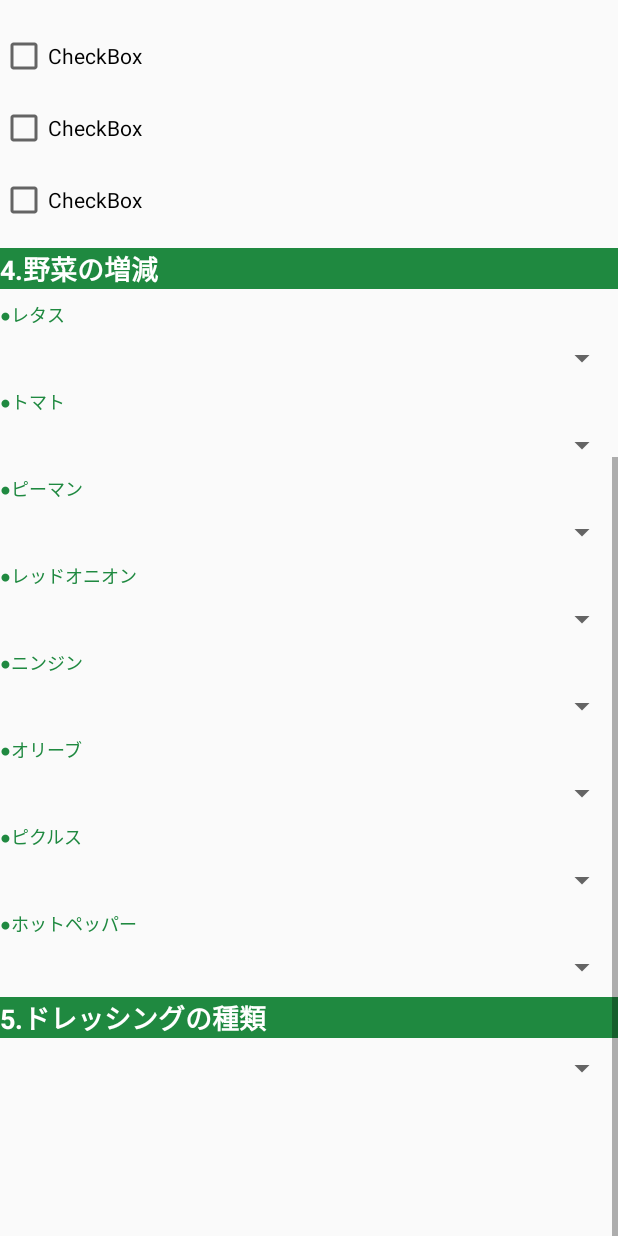
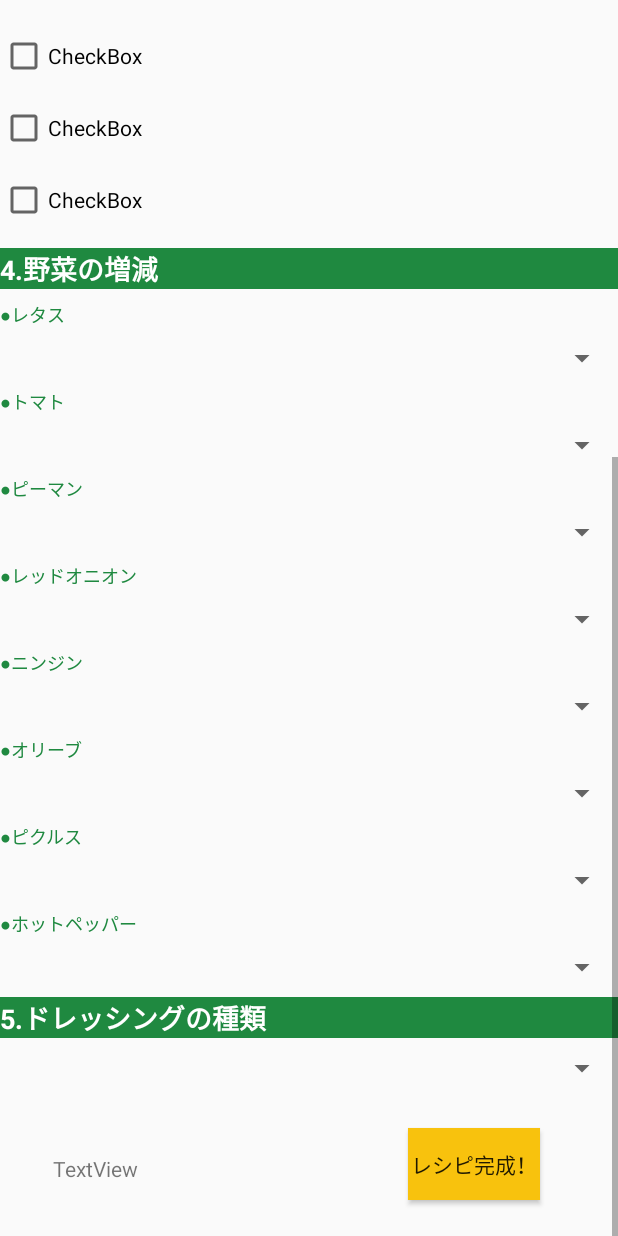
Before and after one commit to hammer0802/SubwaySimulator, an Android app: the layout create_recipe.xml on its own in the app's theme, with its tools: preview values and no code run, scrolled down 483 dp, on a phone screen of 412 x 824 dp. Run offline under Robolectric (Android 15) with nearby library versions, the phone set to English and light mode, and no system bars.

Commit message:
ホゲホゲ

```diff
--- a/app/src/main/AndroidManifest.xml
+++ b/app/src/main/AndroidManifest.xml
@@ -23,11 +23,6 @@
             android:name=".CreateRecipe"
             android:label="レシピ作成"
             android:theme="@style/AppTheme.NoActionBar">
-            <intent-filter>
-                <action android:name="android.intent.action.MAIN" />
-
-                <category android:name="android.intent.category.LAUNCHER" />
-            </intent-filter>
         </activity>
     </application>
 
--- a/app/src/main/java/com/hammer/app/subwaysimulator/MainActivity.kt
+++ b/app/src/main/java/com/hammer/app/subwaysimulator/MainActivity.kt
@@ -31,7 +31,6 @@ class MainActivity : AppCompatActivity() {
             val intent1= Intent(this, CreateRecipe::class.java)
             val l= list?.size ?: 0
             intent1.putExtra("position",l)
-            list += Recipe()
 
             val e = preference!!.edit()
             e.putString("list", gson.toJson(list)) //gson.toJson(list)でlistのデータをjson形式で渡す。listは31行目で要素が追加されているため、新しいlistのデータが入る。
--- a/app/src/main/res/layout/create_recipe.xml
+++ b/app/src/main/res/layout/create_recipe.xml
@@ -5,15 +5,16 @@
     xmlns:app="http://schemas.android.com/apk/res-auto"
     xmlns:tools="http://schemas.android.com/tools"
     android:layout_width="match_parent"
-    android:layout_height="match_parent">
+    android:layout_height="match_parent"
+    >
 
 
     <android.support.constraint.ConstraintLayout
         android:id="@+id/linearLayout"
         android:layout_width="match_parent"
         android:layout_height="match_parent"
-        app:layout_constraintBottom_toBottomOf="@+id/spinnerTomato"
-        app:layout_constraintTop_toBottomOf="@+id/spinnerTomato"
+        app:layout_constraintBottom_toTopOf="@+id/textViewVegetable"
+        app:layout_constraintTop_toTopOf="@+id/textViewVegetable"
         tools:layout_editor_absoluteY="81dp">
 
         <TextView
@@ -22,6 +23,8 @@
             android:layout_height="wrap_content"
             android:layout_marginTop="16dp"
             android:background="@color/colorPrimary"
+            android:focusable="true"
+            android:focusableInTouchMode="true"
             android:text="@string/name_edit"
             android:textColor="#FFFFFF"
             android:textSize="18sp"
@@ -30,7 +33,11 @@
             app:layout_constraintEnd_toEndOf="parent"
             app:layout_constraintHorizontal_bias="0.0"
             app:layout_constraintStart_toStartOf="parent"
-            app:layout_constraintTop_toTopOf="parent" />
+            app:layout_constraintTop_toTopOf="parent">
+
+            <requestFocus />
+        </TextView>
+
 
         <EditText
             android:id="@+id/textViewName"
@@ -52,7 +59,7 @@
             android:text="@string/step1"
             android:textColor="#FFFFFF"
             android:textSize="18sp"
-        android:textStyle="bold"
+            android:textStyle="bold"
             app:layout_constraintBottom_toTopOf="@+id/spinnerSand"
             app:layout_constraintEnd_toEndOf="parent"
             app:layout_constraintStart_toStartOf="parent"
@@ -104,90 +111,90 @@
             android:textColor="#FFFFFF"
             android:textSize="18sp"
             android:textStyle="bold"
-            app:layout_constraintBottom_toTopOf="@+id/checkBoxCheese"
+            app:layout_constraintBottom_toTopOf="@+id/checkBoxcheese"
             app:layout_constraintEnd_toEndOf="parent"
             app:layout_constraintStart_toStartOf="parent"
             app:layout_constraintTop_toBottomOf="@+id/spinnerBread" />
 
         <CheckBox
-            android:id="@+id/checkBoxCheese"
+            android:id="@+id/checkBoxcheese"
             android:layout_width="wrap_content"
             android:layout_height="wrap_content"
             android:layout_marginBottom="8dp"
             android:layout_marginTop="8dp"
             android:text="CheckBox"
-            app:layout_constraintBottom_toTopOf="@+id/checkBoxCream"
+            app:layout_constraintBottom_toTopOf="@+id/checkBoxcream"
             app:layout_constraintStart_toStartOf="parent"
             app:layout_constraintTop_toBottomOf="@+id/textViewTopping" />
 
         <CheckBox
-            android:id="@+id/checkBoxCream"
+            android:id="@+id/checkBoxcream"
             android:layout_width="wrap_content"
             android:layout_height="wrap_content"
             android:layout_marginBottom="8dp"
             android:layout_marginTop="8dp"
             android:text="CheckBox"
-            app:layout_constraintBottom_toTopOf="@+id/checkBoxMascar"
+            app:layout_constraintBottom_toTopOf="@+id/checkBoxmascar"
             app:layout_constraintStart_toStartOf="parent"
-            app:layout_constraintTop_toBottomOf="@+id/checkBoxCheese" />
+            app:layout_constraintTop_toBottomOf="@+id/checkBoxcheese" />
 
         <CheckBox
-            android:id="@+id/checkBoxMascar"
+            android:id="@+id/checkBoxmascar"
             android:layout_width="wrap_content"
             android:layout_height="wrap_content"
             android:layout_marginBottom="8dp"
             android:layout_marginTop="8dp"
             android:text="CheckBox"
-            app:layout_constraintBottom_toTopOf="@+id/checkBoxEgg"
+            app:layout_constraintBottom_toTopOf="@+id/checkBoxegg"
             app:layout_constraintStart_toStartOf="parent"
-            app:layout_constraintTop_toBottomOf="@+id/checkBoxCream" />
+            app:layout_constraintTop_toBottomOf="@+id/checkBoxcream" />
 
         <CheckBox
-            android:id="@+id/checkBoxEgg"
+            android:id="@+id/checkBoxegg"
             android:layout_width="wrap_content"
             android:layout_height="wrap_content"
             android:layout_marginBottom="8dp"
             android:layout_marginTop="8dp"
             android:text="CheckBox"
-            app:layout_constraintBottom_toTopOf="@+id/checkBoxBacon"
+            app:layout_constraintBottom_toTopOf="@+id/checkBoxbacon"
             app:layout_constraintStart_toStartOf="parent"
-            app:layout_constraintTop_toBottomOf="@+id/checkBoxMascar" />
+            app:layout_constraintTop_toBottomOf="@+id/checkBoxmascar" />
 
         <CheckBox
-            android:id="@+id/checkBoxBacon"
+            android:id="@+id/checkBoxbacon"
             android:layout_width="wrap_content"
             android:layout_height="wrap_content"
             android:layout_marginBottom="8dp"
             android:layout_marginTop="8dp"
             android:text="CheckBox"
-            app:layout_constraintBottom_toTopOf="@+id/checkBoxTuna"
+            app:layout_constraintBottom_toTopOf="@+id/checkBoxtuna"
             app:layout_constraintStart_toStartOf="parent"
-            app:layout_constraintTop_toBottomOf="@+id/checkBoxEgg" />
+            app:layout_constraintTop_toBottomOf="@+id/checkBoxegg" />
 
         <CheckBox
-            android:id="@+id/checkBoxTuna"
+            android:id="@+id/checkBoxtuna"
             android:layout_width="wrap_content"
             android:layout_height="wrap_content"
             android:layout_marginBottom="8dp"
             android:layout_marginTop="8dp"
             android:text="CheckBox"
-            app:layout_constraintBottom_toTopOf="@+id/checkBoxShrimp"
+            app:layout_constraintBottom_toTopOf="@+id/checkBoxshrimp"
             app:layout_constraintStart_toStartOf="parent"
-            app:layout_constraintTop_toBottomOf="@+id/checkBoxBacon" />
+            app:layout_constraintTop_toBottomOf="@+id/checkBoxbacon" />
 
         <CheckBox
-            android:id="@+id/checkBoxShrimp"
+            android:id="@+id/checkBoxshrimp"
             android:layout_width="wrap_content"
             android:layout_height="wrap_content"
             android:layout_marginBottom="8dp"
             android:layout_marginTop="8dp"
             android:text="CheckBox"
-            app:layout_constraintBottom_toTopOf="@+id/checkBoxAvocado"
+            app:layout_constraintBottom_toTopOf="@+id/checkBoxavocado"
             app:layout_constraintStart_toStartOf="parent"
-            app:layout_constraintTop_toBottomOf="@+id/checkBoxTuna" />
+            app:layout_constraintTop_toBottomOf="@+id/checkBoxtuna" />
 
         <CheckBox
-            android:id="@+id/checkBoxAvocado"
+            android:id="@+id/checkBoxavocado"
             android:layout_width="wrap_content"
             android:layout_height="wrap_content"
             android:layout_marginBottom="8dp"
@@ -195,7 +202,7 @@
             android:text="CheckBox"
             app:layout_constraintBottom_toTopOf="@+id/textViewVegetable"
             app:layout_constraintStart_toStartOf="parent"
-            app:layout_constraintTop_toBottomOf="@+id/checkBoxShrimp" />
+            app:layout_constraintTop_toBottomOf="@+id/checkBoxshrimp" />
 
 
         <TextView
@@ -211,7 +218,7 @@
             app:layout_constraintBottom_toTopOf="@+id/textViewLettuce"
             app:layout_constraintEnd_toEndOf="parent"
             app:layout_constraintStart_toStartOf="parent"
-            app:layout_constraintTop_toBottomOf="@+id/checkBoxAvocado" />
+            app:layout_constraintTop_toBottomOf="@+id/checkBoxavocado" />
 
         <TextView
             android:id="@+id/textViewLettuce"
@@ -431,6 +438,26 @@
             app:layout_constraintStart_toStartOf="parent"
             app:layout_constraintTop_toBottomOf="@+id/textViewDressing" />
 
+        <TextView
+            android:id="@+id/textView"
+            android:layout_width="wrap_content"
+            android:layout_height="wrap_content"
+            android:layout_marginBottom="35dp"
+            android:layout_marginStart="35dp"
+            android:text="TextView"
+            app:layout_constraintBottom_toBottomOf="parent"
+            app:layout_constraintStart_toStartOf="parent" />
+
+        <Button
+            android:id="@+id/button"
+            android:layout_width="wrap_content"
+            android:layout_height="wrap_content"
+            android:layout_marginEnd="52dp"
+            android:layout_marginTop="28dp"
+            android:background="@color/colorAccent"
+            android:text="@string/complete"
+            app:layout_constraintEnd_toEndOf="parent"
+            app:layout_constraintTop_toBottomOf="@+id/spinnerDressing" />
 
 
     </android.support.constraint.ConstraintLayout>
--- a/app/src/main/res/values/strings.xml
+++ b/app/src/main/res/values/strings.xml
@@ -15,4 +15,5 @@
     <string name="pickles">●ピクルス</string>
     <string name="hot_pepper">●ホットペッパー</string>
     <string name="name_edit">レシピの名前</string>
+    <string name="complete">レシピ完成！</string>
 </resources>
```
Also changed, not shown: app/src/main/java/com/hammer/app/subwaysimulator/Arrays.kt (+9 -9 lines), app/src/main/java/com/hammer/app/subwaysimulator/CreateRecipe.kt (+57 -20 lines).
